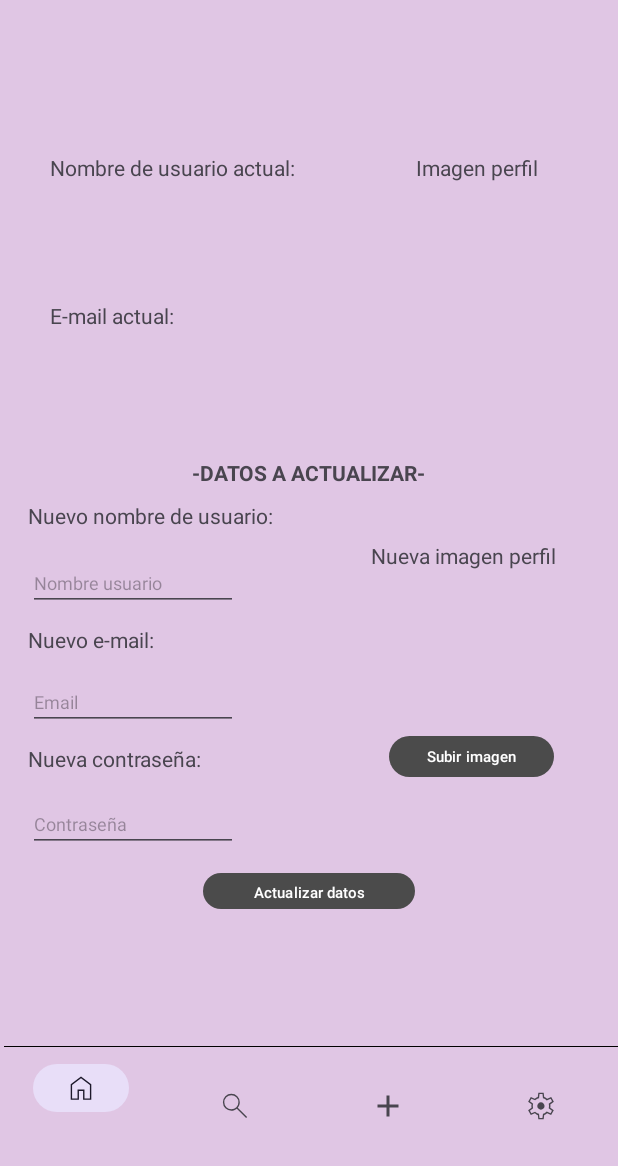
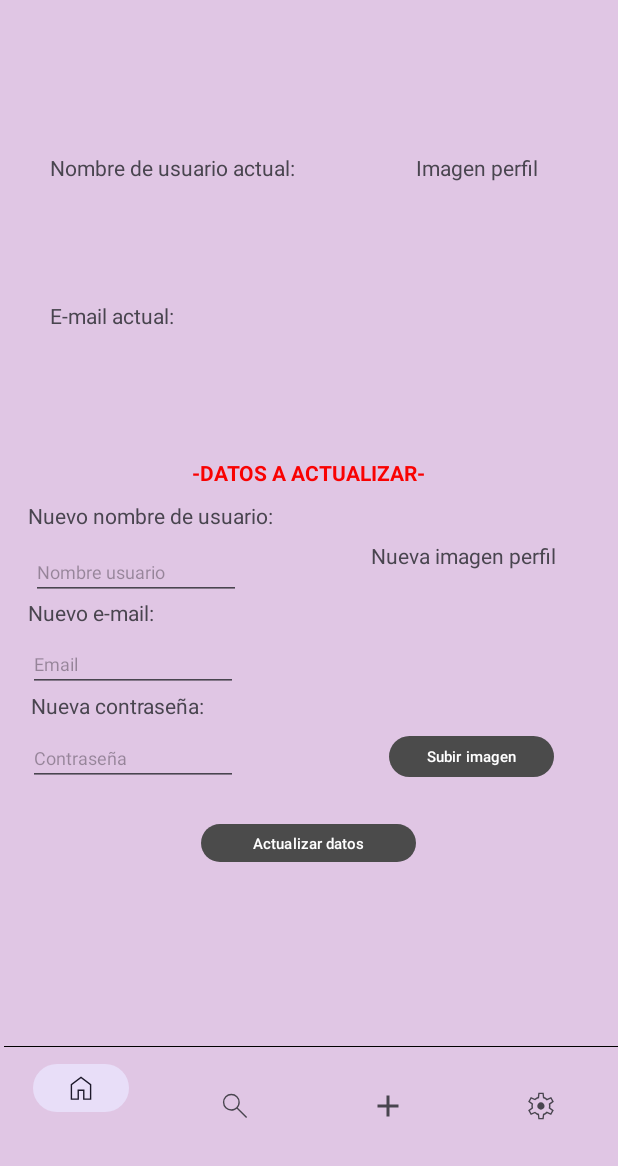
Before and after one commit to manuelguijarro/subirEsteInstaDam, an Android app: the fragment SettingsFragment placed in its activity, on a phone screen of 412 x 824 dp, the part 70-1236 px from its top. Run offline under Robolectric (Android 15) with nearby library versions, the phone set to English and light mode, and no system bars; our stand-ins replace Firebase (no records; nobody signed in at launch, a user with empty details on screens opened directly).

Commit message:
refactorizacion de mi codigo, funciones sencillas.

```diff
--- a/InstaDamFINAL-dbd0b29175230127008fe91617c3fcde8df5d836/app/src/main/res/layout/fragment_settings.xml
+++ b/InstaDamFINAL-dbd0b29175230127008fe91617c3fcde8df5d836/app/src/main/res/layout/fragment_settings.xml
@@ -74,6 +74,7 @@
             android:layout_height="29dp"
             android:text="-DATOS A ACTUALIZAR-"
             android:textAlignment="center"
+            android:textColor="#F90202"
             android:textStyle="bold"
             app:layout_constraintBottom_toBottomOf="parent"
             app:layout_constraintEnd_toEndOf="parent"
@@ -116,7 +117,7 @@
             app:layout_constraintHorizontal_bias="0.068"
             app:layout_constraintStart_toStartOf="parent"
             app:layout_constraintTop_toTopOf="parent"
-            app:layout_constraintVertical_bias="0.661" />
+            app:layout_constraintVertical_bias="0.627" />
 
         <TextView
             android:id="@+id/textView14"
@@ -125,10 +126,10 @@
             android:text="Nueva contraseña:"
             app:layout_constraintBottom_toBottomOf="parent"
             app:layout_constraintEnd_toEndOf="parent"
-            app:layout_constraintHorizontal_bias="0.058"
+            app:layout_constraintHorizontal_bias="0.065"
             app:layout_constraintStart_toStartOf="parent"
             app:layout_constraintTop_toTopOf="parent"
-            app:layout_constraintVertical_bias="0.807" />
+            app:layout_constraintVertical_bias="0.742" />
 
         <ImageView
             android:id="@+id/imageViewPerfilUsuario"
@@ -182,8 +183,8 @@
 
         <Button
             android:id="@+id/buttonActualizarDatos"
-            android:layout_width="141dp"
-            android:layout_height="32dp"
+            android:layout_width="143dp"
+            android:layout_height="33dp"
             android:text="Actualizar datos"
             android:textSize="10sp"
             app:layout_constraintBottom_toBottomOf="parent"
@@ -191,7 +192,7 @@
             app:layout_constraintHorizontal_bias="0.501"
             app:layout_constraintStart_toStartOf="parent"
             app:layout_constraintTop_toTopOf="parent"
-            app:layout_constraintVertical_bias="0.97" />
+            app:layout_constraintVertical_bias="0.911" />
 
         <EditText
             android:id="@+id/editTextTextEmailUsuario"
@@ -206,7 +207,7 @@
             app:layout_constraintHorizontal_bias="0.061"
             app:layout_constraintStart_toStartOf="parent"
             app:layout_constraintTop_toTopOf="parent"
-            app:layout_constraintVertical_bias="0.737" />
+            app:layout_constraintVertical_bias="0.689" />
 
         <EditText
             android:id="@+id/editTextTextNombreUsuario"
@@ -218,10 +219,10 @@
             android:textSize="12sp"
             app:layout_constraintBottom_toBottomOf="parent"
             app:layout_constraintEnd_toEndOf="parent"
-            app:layout_constraintHorizontal_bias="0.061"
+            app:layout_constraintHorizontal_bias="0.068"
             app:layout_constraintStart_toStartOf="parent"
             app:layout_constraintTop_toTopOf="parent"
-            app:layout_constraintVertical_bias="0.586" />
+            app:layout_constraintVertical_bias="0.572" />
 
         <EditText
             android:id="@+id/editTextTextPassword2"
@@ -236,7 +237,17 @@
             app:layout_constraintHorizontal_bias="0.061"
             app:layout_constraintStart_toStartOf="parent"
             app:layout_constraintTop_toTopOf="parent"
-            app:layout_constraintVertical_bias="0.89" />
+            app:layout_constraintVertical_bias="0.807" />
+
+        <TextView
+            android:id="@+id/textViewMensajeAlertaSettings"
+            android:layout_width="75dp"
+            android:layout_height="17dp"
+            app:layout_constraintBottom_toBottomOf="parent"
+            app:layout_constraintEnd_toEndOf="parent"
+            app:layout_constraintStart_toStartOf="parent"
+            app:layout_constraintTop_toTopOf="parent"
+            app:layout_constraintVertical_bias="0.97" />
 
     </androidx.constraintlayout.widget.ConstraintLayout>
 </androidx.constraintlayout.widget.ConstraintLayout>
```
Also changed, not shown: InstaDamFINAL-dbd0b29175230127008fe91617c3fcde8df5d836/app/src/main/java/com/example/instadamfinal/controllers/DBController.java (+5 -5 lines), InstaDamFINAL-dbd0b29175230127008fe91617c3fcde8df5d836/app/src/main/java/com/example/instadamfinal/fragments/SettingsFragment.java (+37 -8 lines).
